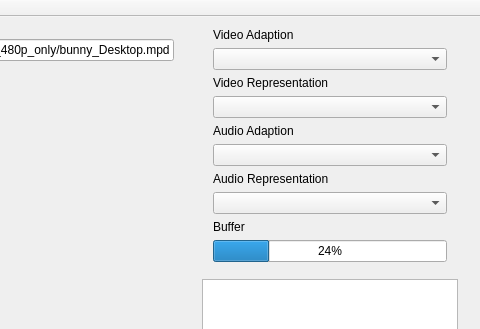
Qt form libdash/qtsampleplayer/qtsampleplayer.ui (bitmovin/libdash) before a commit; both pictures show x 426 to 906 and y 0 to 329 of the 906 by 516 pixel window.
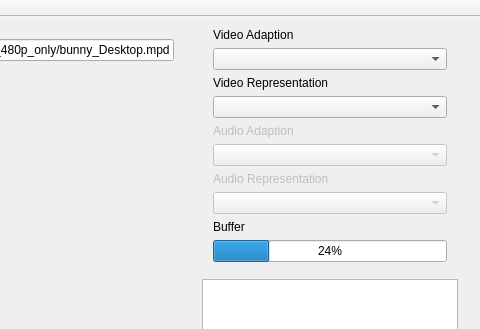
The same form after that commit.

What changed in the file:
```diff
--- a/libdash/qtsampleplayer/qtsampleplayer.ui
+++ b/libdash/qtsampleplayer/qtsampleplayer.ui
@@ -97,23 +97,37 @@
           </item>
           <item>
            <widget class="QLabel" name="label_3">
+            <property name="enabled">
+             <bool>false</bool>
+            </property>
             <property name="text">
              <string>Audio Adaption</string>
             </property>
            </widget>
           </item>
           <item>
-           <widget class="QComboBox" name="cb_audio_adaption"/>
+           <widget class="QComboBox" name="cb_audio_adaption">
+            <property name="enabled">
+             <bool>false</bool>
+            </property>
+           </widget>
           </item>
           <item>
            <widget class="QLabel" name="label_4">
+            <property name="enabled">
+             <bool>false</bool>
+            </property>
             <property name="text">
              <string>Audio Representation</string>
             </property>
            </widget>
           </item>
           <item>
-           <widget class="QComboBox" name="cb_audio_representation"/>
+           <widget class="QComboBox" name="cb_audio_representation">
+            <property name="enabled">
+             <bool>false</bool>
+            </property>
+           </widget>
           </item>
           <item>
            <widget class="QLabel" name="label_5">
```
